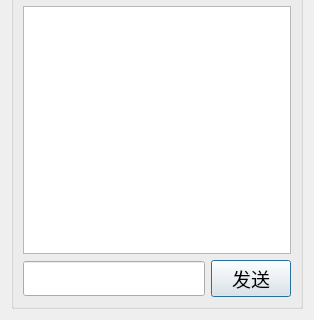
Above: configwindow.ui from ZzzzzzS/uper2018 before the change; both pictures show x 0 to 314 and y 280 to 600 of the 314 by 600 pixel window. Below: the same form after it.
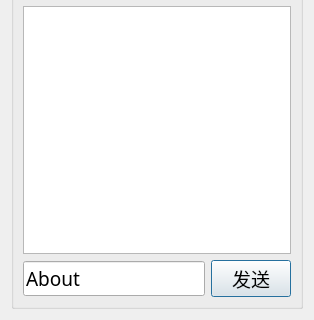
That is the form after the change.

Patch:
```diff
--- a/configwindow.ui
+++ b/configwindow.ui
@@ -6,7 +6,7 @@
    <rect>
     <x>0</x>
     <y>0</y>
-    <width>300</width>
+    <width>314</width>
     <height>600</height>
    </rect>
   </property>
@@ -155,7 +155,11 @@
             <item>
              <layout class="QHBoxLayout" name="horizontalLayout_4">
               <item>
-               <widget class="QLineEdit" name="SendArea"/>
+               <widget class="QLineEdit" name="SendArea">
+                <property name="text">
+                 <string>About</string>
+                </property>
+               </widget>
               </item>
               <item>
                <widget class="QPushButton" name="pushButton_2">
```
Left out of the diff: 2 changed lines with no effect on the pictures.
